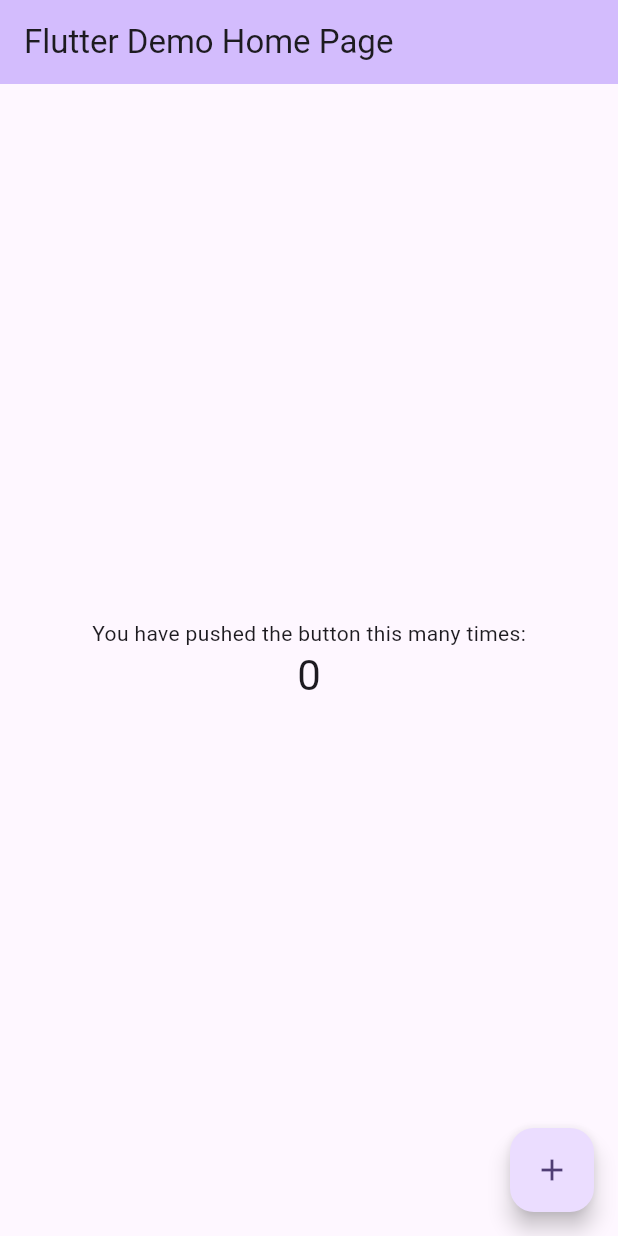
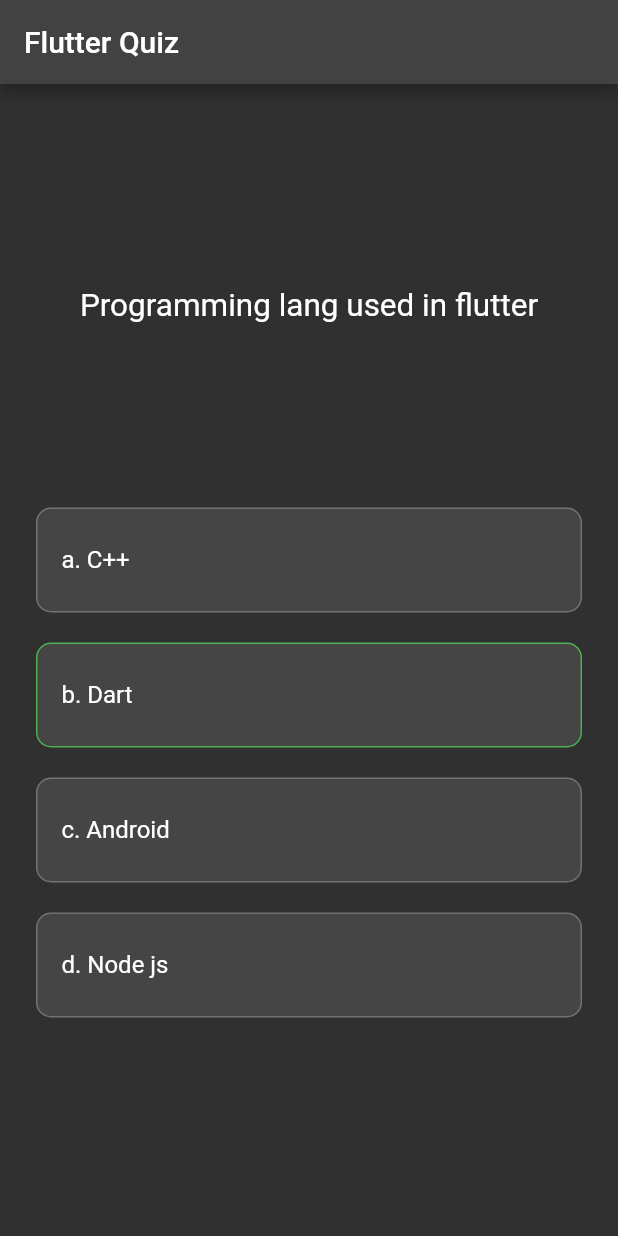
Before and after one commit to AthiraaAthi/Sample_Quiz_App_, a Flutter app: the screen it shows after launch, on a phone screen of 412 x 824 dp. Run offline on Flutter 3.47's test engine with Material 2 defaults, Android fonts, the phone set to English and light mode, and no system bars.

Commit message:
added questions and options into ui

```diff
--- a/analysis_options.yaml
+++ b/analysis_options.yaml
@@ -7,7 +7,7 @@
 
 # The following line activates a set of recommended lints for Flutter apps,
 # packages, and plugins designed to encourage good coding practices.
-include: package:flutter_lints/flutter.yaml
+#include: package:flutter_lints/flutter.yaml
 
 linter:
   # The lint rules applied to this project can be customized in the
--- a/lib/main.dart
+++ b/lib/main.dart
@@ -1,125 +1,19 @@
 import 'package:flutter/material.dart';
+import 'package:sample_quiz_app/view/home_screen.dart';
 
 void main() {
-  runApp(const MyApp());
+  runApp(QuizApp());
 }
 
-class MyApp extends StatelessWidget {
-  const MyApp({super.key});
+class QuizApp extends StatelessWidget {
+  const QuizApp({super.key});
 
-  // This widget is the root of your application.
   @override
   Widget build(BuildContext context) {
     return MaterialApp(
-      title: 'Flutter Demo',
-      theme: ThemeData(
-        // This is the theme of your application.
-        //
-        // TRY THIS: Try running your application with "flutter run". You'll see
-        // the application has a blue toolbar. Then, without quitting the app,
-        // try changing the seedColor in the colorScheme below to Colors.green
-        // and then invoke "hot reload" (save your changes or press the "hot
-        // reload" button in a Flutter-supported IDE, or press "r" if you used
-        // the command line to start the app).
-        //
-        // Notice that the counter didn't reset back to zero; the application
-        // state is not lost during the reload. To reset the state, use hot
-        // restart instead.
-        //
-        // This works for code too, not just values: Most code changes can be
-        // tested with just a hot reload.
-        colorScheme: ColorScheme.fromSeed(seedColor: Colors.deepPurple),
-        useMaterial3: true,
-      ),
-      home: const MyHomePage(title: 'Flutter Demo Home Page'),
+      debugShowCheckedModeBanner: false,
+      theme: ThemeData.dark(),
+      home: HomeScreen(),
     );
   }
 }
-
-class MyHomePage extends StatefulWidget {
-  const MyHomePage({super.key, required this.title});
-
-  // This widget is the home page of your application. It is stateful, meaning
-  // that it has a State object (defined below) that contains fields that affect
-  // how it looks.
-
-  // This class is the configuration for the state. It holds the values (in this
-  // case the title) provided by the parent (in this case the App widget) and
-  // used by the build method of the State. Fields in a Widget subclass are
-  // always marked "final".
-
-  final String title;
-
-  @override
-  State<MyHomePage> createState() => _MyHomePageState();
-}
-
-class _MyHomePageState extends State<MyHomePage> {
-  int _counter = 0;
-
-  void _incrementCounter() {
-    setState(() {
-      // This call to setState tells the Flutter framework that something has
-      // changed in this State, which causes it to rerun the build method below
-      // so that the display can reflect the updated values. If we changed
-      // _counter without calling setState(), then the build method would not be
-      // called again, and so nothing would appear to happen.
-      _counter++;
-    });
-  }
-
-  @override
-  Widget build(BuildContext context) {
-    // This method is rerun every time setState is called, for instance as done
-    // by the _incrementCounter method above.
-    //
-    // The Flutter framework has been optimized to make rerunning build methods
-    // fast, so that you can just rebuild anything that needs updating rather
-    // than having to individually change instances of widgets.
-    return Scaffold(
-      appBar: AppBar(
-        // TRY THIS: Try changing the color here to a specific color (to
-        // Colors.amber, perhaps?) and trigger a hot reload to see the AppBar
-        // change color while the other colors stay the same.
-        backgroundColor: Theme.of(context).colorScheme.inversePrimary,
-        // Here we take the value from the MyHomePage object that was created by
-        // the App.build method, and use it to set our appbar title.
-        title: Text(widget.title),
-      ),
-      body: Center(
-        // Center is a layout widget. It takes a single child and positions it
-        // in the middle of the parent.
-        child: Column(
-          // Column is also a layout widget. It takes a list of children and
-          // arranges them vertically. By default, it sizes itself to fit its
-          // children horizontally, and tries to be as tall as its parent.
-          //
-          // Column has various properties to control how it sizes itself and
-          // how it positions its children. Here we use mainAxisAlignment to
-          // center the children vertically; the main axis here is the vertical
-          // axis because Columns are vertical (the cross axis would be
-          // horizontal).
-          //
-          // TRY THIS: Invoke "debug painting" (choose the "Toggle Debug Paint"
-          // action in the IDE, or press "p" in the console), to see the
-          // wireframe for each widget.
-          mainAxisAlignment: MainAxisAlignment.center,
-          children: <Widget>[
-            const Text(
-              'You have pushed the button this many times:',
-            ),
-            Text(
-              '$_counter',
-              style: Theme.of(context).textTheme.headlineMedium,
-            ),
-          ],
-        ),
-      ),
-      floatingActionButton: FloatingActionButton(
-        onPressed: _incrementCounter,
-        tooltip: 'Increment',
-        child: const Icon(Icons.add),
-      ), // This trailing comma makes auto-formatting nicer for build methods.
-    );
-  }
-}
--- /dev/null
+++ b/lib/view/answer_card.dart
@@ -0,0 +1,53 @@
+import 'package:flutter/material.dart';
+import 'package:sample_quiz_app/view/questions.dart';
+
+class AnswerCard extends StatelessWidget {
+  const AnswerCard(
+      {super.key,
+      required this.question,
+      required this.isSelected,
+      required this.correctAnswerIndex,
+      required this.selectedAnswerIndex,
+      required this.currentIndex});
+
+  final String question;
+  final bool isSelected;
+  final int? correctAnswerIndex;
+  final int? selectedAnswerIndex;
+  final int currentIndex;
+
+  @override
+  Widget build(BuildContext context) {
+    bool isCorrectAnswer = currentIndex == correctAnswerIndex;
+    bool isWrongAnswer = !isCorrectAnswer && isSelected;
+    return Padding(
+      padding: EdgeInsets.symmetric(
+        vertical: 10.0,
+      ),
+      child: Container(
+        height: 70,
+        padding: EdgeInsets.all(16.0),
+        decoration: BoxDecoration(
+          color: Colors.white10,
+          borderRadius: BorderRadius.circular(10),
+          border: Border.all(
+            color: isCorrectAnswer
+                ? Colors.green
+                : isWrongAnswer
+                    ? Colors.red
+                    : Colors.white24,
+          ),
+        ),
+        child: Row(
+          children: [
+            Expanded(
+                child: Text(
+              question /*mentioned above,not the modelcls*/,
+              style: TextStyle(fontSize: 16),
+            ))
+          ],
+        ),
+      ),
+    );
+  }
+}
--- /dev/null
+++ b/lib/view/home_screen.dart
@@ -0,0 +1,47 @@
+import 'package:flutter/material.dart';
+import 'package:sample_quiz_app/view/answer_card.dart';
+import 'package:sample_quiz_app/view/questions.dart';
+import 'package:sample_quiz_app/view/questionss.dart';
+
+class HomeScreen extends StatelessWidget {
+  const HomeScreen({super.key});
+
+  @override
+  Widget build(BuildContext context) {
+    final QuestionModel = questions[0];
+    return Scaffold(
+      appBar: AppBar(
+        title: Text("Flutter Quiz"),
+      ),
+      body: Padding(
+        padding: const EdgeInsets.all(24.0),
+        child: Column(
+          mainAxisAlignment: MainAxisAlignment.spaceEvenly,
+          children: [
+            Text(
+              QuestionModel.question,
+              style: TextStyle(fontSize: 21),
+              textAlign: TextAlign.center,
+            ),
+            ListView.builder(
+              shrinkWrap: true,
+              itemCount: QuestionModel.options.length,
+              itemBuilder: (context, index) {
+                return GestureDetector(
+                  onTap: () {},
+                  child: AnswerCard(
+                    currentIndex: index,
+                    question: QuestionModel.options[index],
+                    isSelected: false,
+                    selectedAnswerIndex: 0,
+                    correctAnswerIndex: QuestionModel.correctAnswerIndex,
+                  ),
+                );
+              },
+            )
+          ],
+        ),
+      ),
+    );
+  }
+}
--- /dev/null
+++ b/lib/view/questions.dart
@@ -0,0 +1,10 @@
+class QuestionModel {
+  final String question;
+  final List<String> options;
+  final int correctAnswerIndex;
+
+  const QuestionModel(
+      {required this.correctAnswerIndex,
+      required this.question,
+      required this.options});
+}
--- /dev/null
+++ b/lib/view/questionss.dart
@@ -0,0 +1,44 @@
+import 'package:sample_quiz_app/view/questions.dart';
+
+const List<QuestionModel> questions = [
+  QuestionModel(
+    correctAnswerIndex: 1,
+    question: "Programming lang used in flutter",
+    options: [
+      "a. C++ ",
+      "b. Dart ",
+      "c. Android ",
+      "d. Node js",
+    ],
+  ),
+  QuestionModel(
+    correctAnswerIndex: 2,
+    question: "Flutter is a : -",
+    options: [
+      "a. Programming language ",
+      "b. Software ",
+      "c. Framework ",
+      "d. Website",
+    ],
+  ),
+  QuestionModel(
+    correctAnswerIndex: 0,
+    question: "which of these is not a datatype in dart?",
+    options: [
+      "a. const ",
+      "b. int ",
+      "c. bool ",
+      "d. var",
+    ],
+  ),
+  QuestionModel(
+    correctAnswerIndex: 3,
+    question: "which is not an OOPs sub concept here?",
+    options: [
+      "a. Getter ",
+      "b. abstract ",
+      "c. Class ",
+      "d.  Overloading",
+    ],
+  ),
+];
```
Also changed, not shown: 1 other file.
